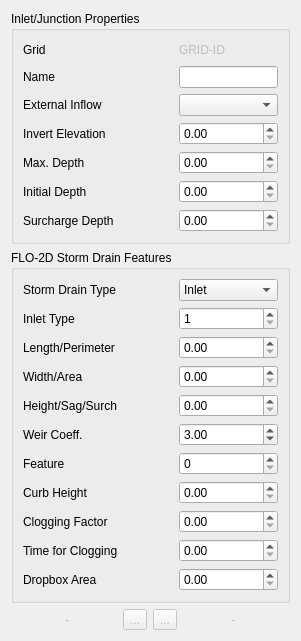
Above: flo2d/ui/inlet_attributes.ui from FLO-2DSoftware/qgis-flo-2d-plugin before the change. Below: the same form after it.
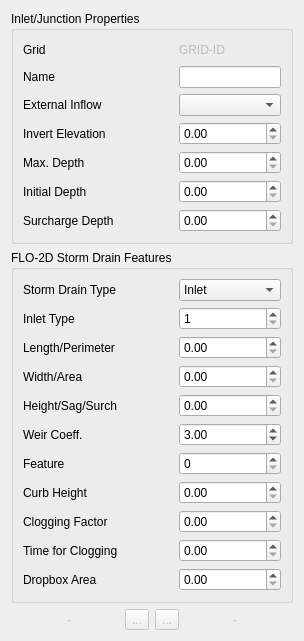
That is the form after the change. Icons and pictures are not drawn.

Commit message: Added the correct dialog for when adding features. Needs to test and improve it - not definitive.

Diff of the .ui file:
```diff
--- a/flo2d/ui/inlet_attributes.ui
+++ b/flo2d/ui/inlet_attributes.ui
@@ -6,7 +6,7 @@
    <rect>
     <x>0</x>
     <y>0</y>
-    <width>301</width>
+    <width>304</width>
     <height>617</height>
    </rect>
   </property>
```
Left out of the diff: 40 changed lines with no effect on the pictures. The commit also changes 3 other files.
